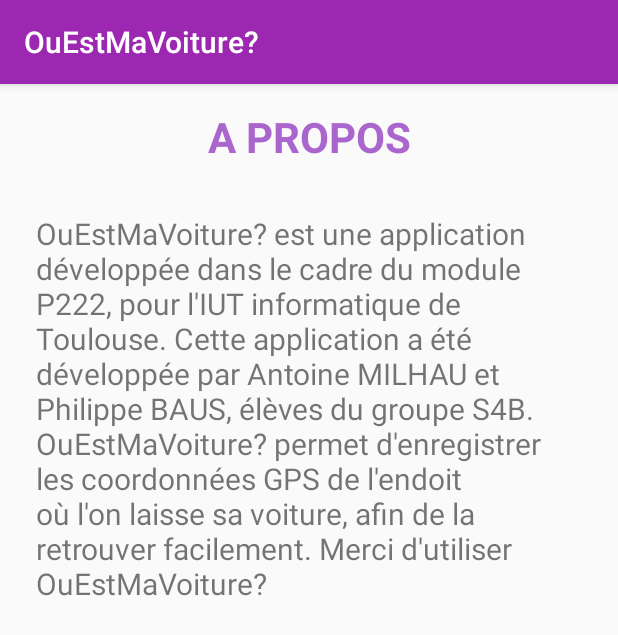
After one commit to Fileboss/dut_projet_android, an Android app: the AboutActivity screen opened directly, with no data from a screen before it, on a phone screen of 412 x 824 dp. The commit adds this screen. Shown: the top 635 px of the screen. Run offline under Robolectric (Android 15) with nearby library versions, the phone set to English and light mode, and no system bars.

Commit message:
Avant de tetser avec le bazar de la map

```diff
--- a/app/build.gradle
+++ b/app/build.gradle
@@ -23,6 +23,7 @@ dependencies {
     implementation fileTree(dir: 'libs', include: ['*.jar'])
     implementation 'androidx.appcompat:appcompat:1.0.2'
     implementation 'androidx.constraintlayout:constraintlayout:1.1.3'
+    implementation 'com.google.android.gms:play-services-maps:17.0.0'
     testImplementation 'junit:junit:4.12'
     androidTestImplementation 'androidx.test.ext:junit:1.1.0'
     androidTestImplementation 'androidx.test.espresso:espresso-core:3.1.1'
--- /dev/null
+++ b/app/src/main/java/com/example/recupdonneesgps/AboutActivity.java
@@ -0,0 +1,16 @@
+package com.example.recupdonneesgps;
+
+import androidx.appcompat.app.AppCompatActivity;
+
+import android.os.Bundle;
+import android.text.Layout;
+import android.widget.TextView;
+
+public class AboutActivity extends AppCompatActivity {
+
+    @Override
+    protected void onCreate(Bundle savedInstanceState) {
+        super.onCreate(savedInstanceState);
+        setContentView(R.layout.activity_about);
+    }
+}
--- /dev/null
+++ b/app/src/main/res/layout/activity_about.xml
@@ -0,0 +1,36 @@
+<?xml version="1.0" encoding="utf-8"?>
+<androidx.constraintlayout.widget.ConstraintLayout xmlns:android="http://schemas.android.com/apk/res/android"
+    xmlns:app="http://schemas.android.com/apk/res-auto"
+    xmlns:tools="http://schemas.android.com/tools"
+    android:layout_width="match_parent"
+    android:layout_height="match_parent"
+    tools:context=".AboutActivity">
+
+    <TextView
+        android:id="@+id/textAbout"
+        android:layout_width="match_parent"
+        android:layout_height="wrap_content"
+        android:layout_marginStart="24dp"
+        android:layout_marginTop="32dp"
+        android:layout_marginEnd="24dp"
+        android:text="@string/about_text"
+        android:textAlignment="viewStart"
+        android:textSize="20sp"
+        app:layout_constraintEnd_toEndOf="parent"
+        app:layout_constraintHorizontal_bias="0.0"
+        app:layout_constraintStart_toStartOf="parent"
+        app:layout_constraintTop_toBottomOf="@+id/textView2" />
+
+    <TextView
+        android:id="@+id/textView2"
+        android:layout_width="wrap_content"
+        android:layout_height="wrap_content"
+        android:layout_marginTop="16dp"
+        android:text="@string/about_titre"
+        android:textColor="@android:color/holo_purple"
+        android:textSize="28sp"
+        android:textStyle="bold"
+        app:layout_constraintEnd_toEndOf="parent"
+        app:layout_constraintStart_toStartOf="parent"
+        app:layout_constraintTop_toTopOf="parent" />
+</androidx.constraintlayout.widget.ConstraintLayout>
--- a/app/src/main/res/values/strings.xml
+++ b/app/src/main/res/values/strings.xml
@@ -1,8 +1,16 @@
 <resources>
     <string name="app_name">OuEstMaVoiture?</string>
     <string name="button_save_French">Sauvegarder</string>
-    <string name="button_save_Eng">Save</string>
-    <string name="plus">+</string>
+    <string name="plus">Ajouter une voiture</string>
     <string name="func_sur_click_save">surLeClique</string>
     <string name="func_on_click_add">onClickAjouter</string>
+    <string name="func_on_click_open_map">onClickListViewItem</string>
+    <string name="title_activity_maps">Map</string>
+    <string name="about_titre">A PROPOS</string>
+    <string name="about_text">OuEstMaVoiture? est une application développée dans le cadre du module
+        P222, pour l\'IUT informatique de Toulouse. Cette application a été développée par Antoine
+        MILHAU et Philippe BAUS, élèves du groupe S4B. OuEstMaVoiture? permet d\'enregistrer les
+        coordonnées GPS de l\'endoit où l\'on laisse sa voiture, afin de la retrouver facilement.
+        Merci d\'utiliser OuEstMaVoiture?
+    </string>
 </resources>
```
Also changed, not shown: app/src/debug/res/values/google_maps_api.xml (added, +24 -0 lines), app/src/main/AndroidManifest.xml (+22 -4 lines), app/src/main/java/com/example/recupdonneesgps/MapsActivity.java (added, +65 -0 lines), app/src/main/java/com/example/recupdonneesgps/listeVoitures.java (+37 -10 lines), app/src/main/res/drawable/ic_search_black_24dp.xml (added, +9 -0 lines), app/src/main/res/layout/activity_liste_voitures.xml (+5 -4 lines), app/src/main/res/layout/activity_maps.xml (added, +9 -0 lines), app/src/main/res/layout/layout_text_voiture.xml (+6 -3 lines), app/src/main/res/menu/main_menu.xml (added, +19 -0 lines), 2 other files.
